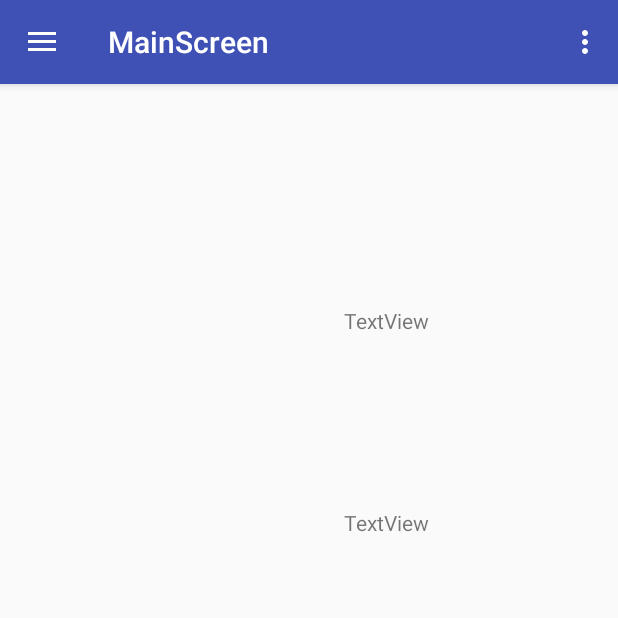
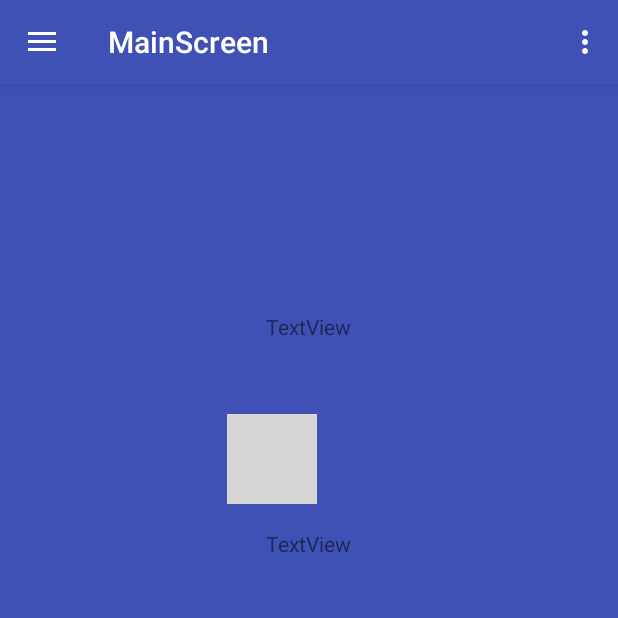
Before and after one commit to kostaskol/MqttConnection-Android, an Android app: the screen it shows after launch (MainScreen), on a phone screen of 412 x 824 dp, the top half of it. Run offline under Robolectric (Android 15) with nearby library versions, the light colour scheme and no system bars; 1 statement that could not run was skipped; grey boxes are pictures that could not be loaded.

Commit message:
Beautify UI

```diff
--- a/app/src/main/java/com/project/dilocossuperproject/MainScreen.java
+++ b/app/src/main/java/com/project/dilocossuperproject/MainScreen.java
@@ -19,6 +19,8 @@ import android.support.v7.widget.Toolbar;
 import android.util.Log;
 import android.view.Menu;
 import android.view.MenuItem;
+import android.view.View;
+import android.widget.ImageView;
 import android.widget.TextView;
 import android.widget.Toast;
 
@@ -51,6 +53,8 @@ public class MainScreen extends AppCompatActivity
     boolean proxToastIsShowing;
     TextView txtProx;
     TextView txtLight;
+    ImageView bulb;
+    ImageView proxImg;
 
     @Override
     protected void onCreate(Bundle savedInstanceState) {
@@ -62,9 +66,6 @@ public class MainScreen extends AppCompatActivity
     }
 
     private void initialise() {
-
-        txtProx = (TextView) findViewById(R.id.textProximity);
-        txtLight = (TextView) findViewById(R.id.textLight);
 
         Toolbar toolbar = (Toolbar) findViewById(R.id.toolbar);
         setSupportActionBar(toolbar);
@@ -79,6 +80,13 @@ public class MainScreen extends AppCompatActivity
         NavigationView navigationView = (NavigationView) findViewById(R.id.nav_view);
         navigationView.setNavigationItemSelectedListener(this);
 
+        /*
+         * Initialise UI
+         */
+        txtProx = (TextView) findViewById(R.id.textProximity);
+        txtLight = (TextView) findViewById(R.id.textLight);
+        bulb = (ImageView) findViewById(R.id.bulb);
+        proxImg = (ImageView) findViewById(R.id.prox_img);
         /*
          * Initialise both light's and proximity's media players
          */
@@ -102,17 +110,9 @@ public class MainScreen extends AppCompatActivity
         over = under = false;
 
         /*
-         * Both cancelables are necessary for changing the average room's lighting
-         * in case of a change of environment
-         */
-
-
-        /*
          * Get the necessary sensor manager
          */
         mSensorManager = (SensorManager) getSystemService(Context.SENSOR_SERVICE);
-
-
 
         /*
          * Create a shared preferences instance (needed to keep track of user's settings)
@@ -153,6 +153,9 @@ public class MainScreen extends AppCompatActivity
                 proxToastIsShowing = true;
                 if (!myLightPlayer.isPlaying()&& !myProxPlayer.isPlaying()) {
                     myProxPlayer.start();
+                }
+                if (proxImg.getVisibility() == View.INVISIBLE) {
+                    proxImg.setVisibility(View.VISIBLE);
                 }
             }
         };
@@ -207,21 +210,24 @@ public class MainScreen extends AppCompatActivity
             }
             if (av != 0) {
                 floor = av* floorAvg;
-                if (lux >= av + floor) {     /*Light is increased. Calculation of the new average*/
+                if (lux >= av + floor) {     /*Light is increased. Calculate the new average*/
                     over = true;
                     under = false;
                     schedulerUp.schedule(rUp, Constants.UP_TIME, TimeUnit.SECONDS);
+                    bulb.setImageResource(R.drawable.light_bulb_brighter);
                 } else if (lux <= av - floor) {   /*Light decreased*/
                     over = false;
                     under = true;
                     lightToast.show();              /*Warning*/
                     lightToastIsShowing = true;
+                    bulb.setImageResource(R.drawable.light_bulb_darker);
                     if (!myProxPlayer.isPlaying()&&!myLightPlayer.isPlaying()) {
                         myLightPlayer.start();
                     }
                     /*if light stay low for a period of time we calculate average again*/
                     schedulerDown.schedule(rDown, Constants.DOWN_TIME, TimeUnit.SECONDS);
                 } else {
+                    bulb.setImageResource(R.drawable.light_bulb_normal);
                     over = false;
                     under = false;
                     lightToast.cancel();
@@ -238,6 +244,9 @@ public class MainScreen extends AppCompatActivity
                     proxToast.cancel();
                 }
                 proxToastIsShowing = false;
+                if (proxImg.getVisibility() == View.VISIBLE) {
+                    proxImg.setVisibility(View.INVISIBLE);
+                }
             }
             txtProx.setText("Proximity: " +String.valueOf(cm));
         }
--- a/app/src/main/res/layout/content_main_screen.xml
+++ b/app/src/main/res/layout/content_main_screen.xml
@@ -11,7 +11,8 @@
     android:paddingTop="@dimen/activity_vertical_margin"
     app:layout_behavior="@string/appbar_scrolling_view_behavior"
     tools:context="com.project.dilocossuperproject.MainScreen"
-    tools:showIn="@layout/app_bar_main_screen">
+    tools:showIn="@layout/app_bar_main_screen"
+    android:background="@color/colorPrimary">
 
 
     <TextView
@@ -19,20 +20,42 @@
         android:layout_width="wrap_content"
         android:layout_height="wrap_content"
         android:id="@+id/textLight"
+        android:layout_marginTop="125dp"
         android:layout_below="@+id/textProximity"
         android:layout_alignLeft="@+id/textProximity"
-        android:layout_alignStart="@+id/textProximity"
-        android:layout_marginTop="115dp" />
+        android:layout_alignStart="@+id/textProximity" />
+
+    <ImageView
+        android:layout_width="60dp"
+        android:layout_height="60dp"
+        app:srcCompat="@drawable/light_bulb_normal"
+        android:id="@+id/bulb"
+        android:layout_marginBottom="36dp"
+        android:layout_alignBottom="@+id/textLight"
+        android:layout_alignParentLeft="true"
+        android:layout_alignParentStart="true"
+        android:layout_marginLeft="135dp"
+        android:layout_marginStart="135dp" />
 
     <TextView
         android:text="TextView"
         android:layout_width="wrap_content"
         android:layout_height="wrap_content"
         android:id="@+id/textProximity"
-        android:layout_marginRight="110dp"
-        android:layout_marginEnd="110dp"
-        android:layout_marginTop="132dp"
+        android:layout_marginTop="136dp"
         android:layout_alignParentTop="true"
-        android:layout_alignParentRight="true"
-        android:layout_alignParentEnd="true" />
+        android:layout_centerHorizontal="true" />
+
+    <ImageView
+        android:layout_width="60dp"
+        android:layout_height="60dp"
+        app:srcCompat="@drawable/prox_warning"
+        android:id="@+id/prox_img"
+        android:visibility="invisible"
+        android:layout_above="@+id/textLight"
+        android:layout_alignLeft="@+id/textProximity"
+        android:layout_alignStart="@+id/textProximity"
+        android:layout_marginLeft="15dp"
+        android:layout_marginStart="15dp"
+        android:layout_marginBottom="33dp" />
 </RelativeLayout>
```
Also changed, not shown: app/src/main/AndroidManifest.xml (+7 -0 lines), app/src/main/java/com/project/dilocossuperproject/SplashScreen.java (added, +38 -0 lines), app/src/main/res/anim/fade_in.xml (added, +8 -0 lines), app/src/main/res/layout/activity_splash_screen.xml (added, +22 -0 lines), app/src/main/res/drawable-v21/logo.jpeg (added), app/src/main/res/drawable-v21/prox_warning.png (added), 7 other files.
